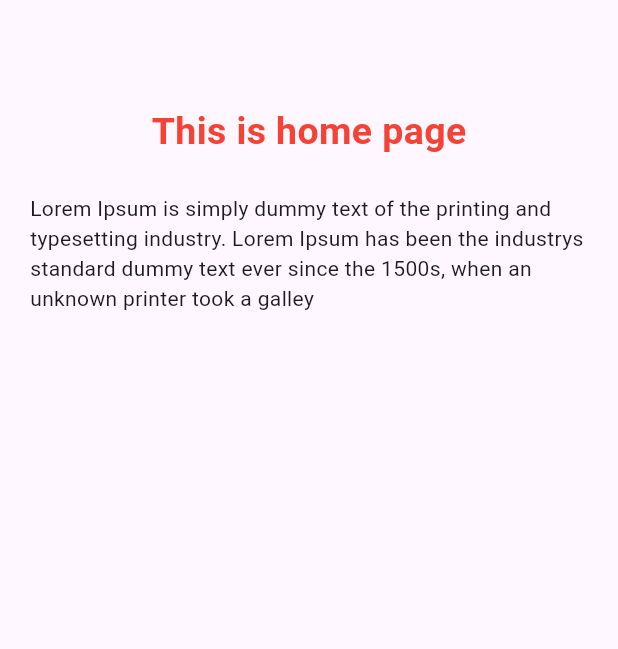
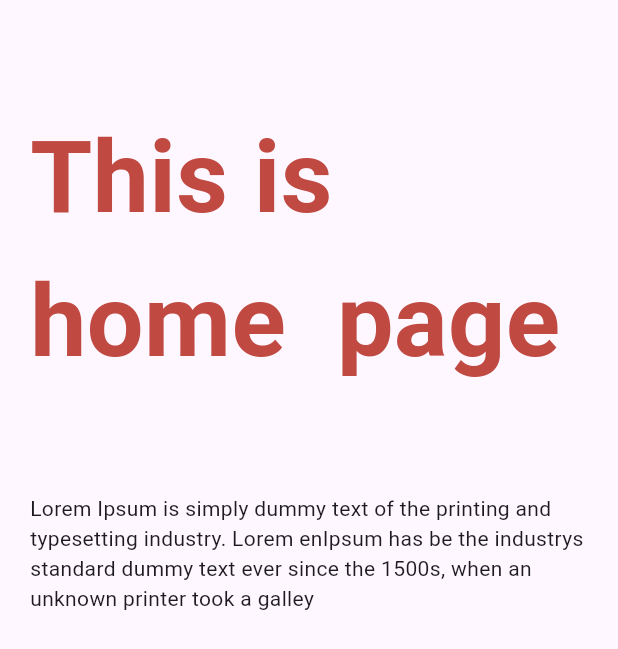
Before and after one commit to zaakAli/test, a Flutter app: the screen it shows after launch, on a phone screen of 412 x 824 dp. Shown: the top 649 px of the screen. Run offline on Flutter 3.47's test engine with Material 3 defaults, Android fonts, the phone set to English and light mode, and no system bars.

Commit message:
update color

```diff
--- a/lib/home.dart
+++ b/lib/home.dart
@@ -1,3 +1,4 @@
+import 'package:banned/secondPage.dart';
 import 'package:flutter/material.dart';
 
 class Home extends StatelessWidget {
@@ -13,18 +14,22 @@ class Home extends StatelessWidget {
             SizedBox(height: 50),
             Center(
               child: Text(
-                'This is home page',
+                'This is home  page',
                 style: TextStyle(
-                  fontSize: 25,
+                  fontSize: 67,
                   fontWeight: FontWeight.bold,
-                  color: Colors.red,
+                  color: const Color.fromARGB(255, 192, 73, 65),
                 ),
               ),
             ),
-            SizedBox(height: 23),
-            Center(
-              child: Text(
-                'Lorem Ipsum is simply dummy text of the printing and typesetting industry. Lorem Ipsum has been the industrys standard dummy text ever since the 1500s, when an unknown printer took a galley',
+            SizedBox(height: 67),
+            GestureDetector(
+              onTap: () => Navigator.push(context, MaterialPageRoute(builder: (context)=>SecondPage())),
+              child: Center(
+                child: Text(
+                  'Lorem Ipsum is simply dummy text of the printing and typesetting industry. Lorem enIpsum has be the industrys standard dummy text ever since the 1500s, when an unknown printer took a galley',
+
+                ),
               ),
             ),
           ],
--- a/lib/secondPage.dart
+++ b/lib/secondPage.dart
@@ -5,6 +5,10 @@ class SecondPage extends StatelessWidget {
 
   @override
   Widget build(BuildContext context) {
-    return Scaffold(body: Column(children: [Text('this second page')]));
+    return Scaffold(
+      appBar: AppBar(
+        centerTitle: true,
+        title: Text('Second page'),),
+      body: Column(children: [Text('welcome to the second page ')]));
   }
 }
```
